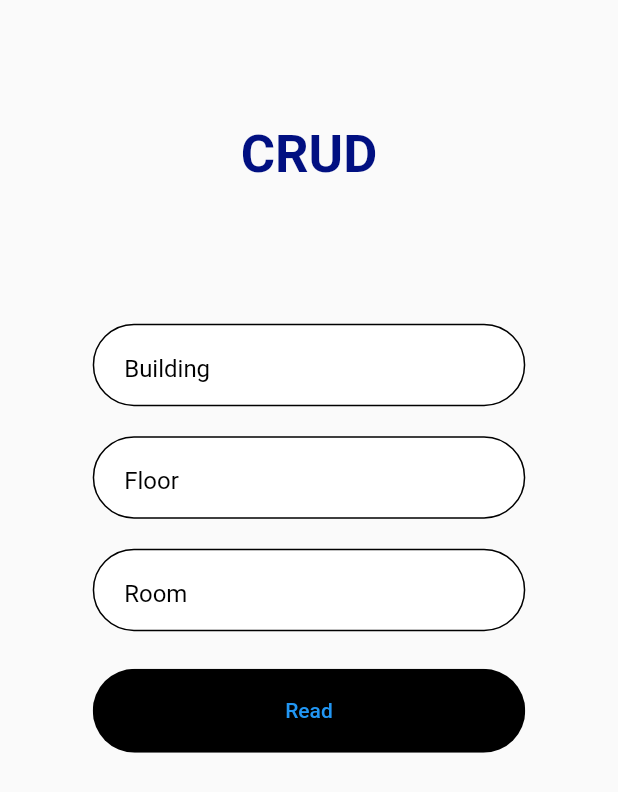
After one commit to esundbla/UniTrail, a Flutter app: the screen it shows after launch, after a tap on "CRUD", on a phone screen of 412 x 824 dp. The commit adds this screen. Shown: the top 792 px of the screen. Run offline on Flutter 3.47's test engine with Material 2 defaults, Android fonts, the phone set to English and light mode, and no system bars; our stand-ins replace cloud_firestore, firebase_core; accounts and stored records are empty.

Commit message:
Implemented read method to return building and room name based on search

```diff
--- a/unitrail/lib/BackEndTesting/Testing.dart
+++ b/unitrail/lib/BackEndTesting/Testing.dart
@@ -1,5 +1,8 @@
 import 'package:flutter/material.dart';
+import 'package:unitrail/BackEndTesting/crud.dart';
+import 'package:unitrail/BackEndTesting/read%20data/get_room_number.dart';
 import 'components/rounded_button.dart';
+import 'package:cloud_firestore/cloud_firestore.dart';
 
 class BackendTesting extends StatefulWidget {
   const BackendTesting({super.key});
@@ -9,14 +12,32 @@ class BackendTesting extends StatefulWidget {
 }
 
 class _BackendTestingState extends State<BackendTesting> {
+  List<String> docIDs = [];
+
+  Future getDocID() async {
+    await FirebaseFirestore.instance
+        .collection('Buildings')
+        .doc("AES")
+        .collection("Floors")
+        .get()
+        .then(
+          (value) => value.docs.forEach((element) {
+            print(element.reference);
+            docIDs.add(element.reference.id);
+          }),
+        );
+  }
+
   @override
   Widget build(BuildContext context) {
-    Size size = MediaQuery.of(context).size; // This provides the total width and height of our screen
+    Size size = MediaQuery.of(context)
+        .size; // This provides the total width and height of our screen
     return Scaffold(
       body: Center(
         child: Column(
           mainAxisSize: MainAxisSize.min,
           children: <Widget>[
+            SizedBox(height: size.height * 0.1),
             const Text(
               "Testing",
               style: TextStyle(
@@ -25,11 +46,45 @@ class _BackendTestingState extends State<BackendTesting> {
                 fontWeight: FontWeight.bold,
               ),
             ),
-            SizedBox(height: size.height * 0.5),
+            SizedBox(height: size.height * 0.1),
             RoundedButton(
-              text: "Test",
-              press: () {},
+              text: "CRUD",
+              press: () {
+                // DocumentReference buildings = FirebaseFirestore.instance
+                //     .collection("Buildings")
+                //     .doc("AES")
+                //     .collection("Floors")
+                //     .doc("2nd");
+                // buildings.get().then((snapshot) {
+                //   Map<String, dynamic> data =
+                //       snapshot.data() as Map<String, dynamic>;
+                //   print(data);
+                // });
+                Navigator.push(
+                    context,
+                    MaterialPageRoute(
+                      builder: (context) {
+                        return const Crud();
+                      },
+                    ),
+                  );
+              },
             ),
+            // Expanded(
+            //   child: FutureBuilder(
+            //     future: getDocID(),
+            //     builder: (context, snapshot) {
+            //       return ListView.builder(
+            //         itemCount: docIDs.length,
+            //         itemBuilder: (context, index) {
+            //           return ListTile(
+            //             title: GetRoomNumber(documentId: docIDs[index]),
+            //           );
+            //         },
+            //       );
+            //     },
+            //   ),
+            // ),
           ],
         ),
       ),
--- /dev/null
+++ b/unitrail/lib/BackEndTesting/components/rounded_input_field.dart
@@ -0,0 +1,29 @@
+import 'package:flutter/material.dart';
+import 'text_field_container.dart';
+
+class RoundedInputField extends StatelessWidget {
+  final String hintText;
+  final IconData icon;
+  final ValueChanged<String> onChanged;
+  const RoundedInputField({
+    Key? key,
+    required this.hintText,
+    this.icon = Icons.person,
+    required this.onChanged,
+
+  }) : super(key: key);
+
+  @override
+  Widget build(BuildContext context) {
+    return TextFieldContainer(
+      child: TextField(
+        onChanged: onChanged,
+        decoration: InputDecoration(
+          hintText: hintText,
+          hintStyle: const TextStyle(color: Color.fromARGB(255, 0, 0, 0)),
+          border: InputBorder.none,
+        ),
+      ),
+    );
+  }
+}
--- /dev/null
+++ b/unitrail/lib/BackEndTesting/components/text_field_container.dart
@@ -0,0 +1,29 @@
+import 'package:flutter/material.dart';
+
+
+class TextFieldContainer extends StatelessWidget {
+  final Widget child;
+  const TextFieldContainer({
+    Key? key,
+    required this.child,
+  }) : super(key: key);
+
+  @override
+  Widget build(BuildContext context) {
+    Size size = MediaQuery.of(context).size;
+    return Container(
+      margin: const EdgeInsets.symmetric(vertical: 10),
+      padding: const EdgeInsets.symmetric(horizontal: 20, vertical: 5),
+      height: 55,
+      width: size.width * 0.7,
+      decoration: BoxDecoration(
+        color: Color.fromARGB(255, 255, 255, 255),
+        borderRadius: BorderRadius.circular(29),
+        border: Border.all(
+          color: Colors.black,
+        )
+      ),
+      child: child,
+    );
+  }
+}
--- /dev/null
+++ b/unitrail/lib/BackEndTesting/crud.dart
@@ -0,0 +1,92 @@
+import 'package:flutter/material.dart';
+import 'package:unitrail/BackEndTesting/read%20data/get_room_number.dart';
+import 'components/rounded_button.dart';
+import 'package:cloud_firestore/cloud_firestore.dart';
+
+import 'components/rounded_input_field.dart';
+
+class Crud extends StatefulWidget {
+  const Crud({super.key});
+
+  @override
+  _Crud createState() => _Crud();
+}
+
+class _Crud extends State<Crud> {
+  late String buildingName, floorNumber, roomNumber;
+
+  getBuildingName(name) {
+    buildingName = name;
+  }
+
+  getFloor(floor) {
+    floorNumber = floor;
+  }
+
+  getRoom(room) {
+    roomNumber = room;
+  }
+
+  readData() {
+    DocumentReference buildings = FirebaseFirestore.instance
+        .collection("Buildings")
+        .doc(buildingName)
+        .collection("Floors")
+        .doc(floorNumber);
+
+    buildings.get().then((snapshot) {
+      print(buildingName + snapshot.get(roomNumber));
+    });
+  }
+
+  @override
+  Widget build(BuildContext context) {
+    Size size = MediaQuery.of(context).size;
+    return Scaffold(
+      resizeToAvoidBottomInset: false,
+      body: Center(
+        child: Column(
+          // mainAxisAlignment: MainAxisAlignment.center,
+          children: <Widget>[
+            SizedBox(height: size.height * 0.1),
+            const Text(
+              "CRUD",
+              style: TextStyle(
+                  color: Color.fromARGB(255, 1, 16, 129),
+                  fontSize: 35,
+                  fontWeight: FontWeight.bold),
+            ),
+            // Empty box to create white space
+            SizedBox(height: size.height * 0.1),
+            // Building text field
+            RoundedInputField(
+              hintText: "Building",
+              onChanged: (String building) {
+                getBuildingName(building.toUpperCase());
+              },
+            ),
+            RoundedInputField(
+              hintText: "Floor",
+              onChanged: (String floor) {
+                getFloor(floor.toLowerCase());
+              },
+            ),
+            RoundedInputField(
+              hintText: "Room",
+              onChanged: (String room) {
+                getRoom(room.toUpperCase());
+              },
+            ),
+            RoundedButton(
+              text: "Read",
+              press: () {
+                readData();
+              }),
+            // Empty box to create white space
+            SizedBox(height: size.height * 0.03),
+          ],
+        ),
+      ),
+    );
+  }
+}
--- a/unitrail/pubspec.yaml
+++ b/unitrail/pubspec.yaml
@@ -37,6 +37,7 @@ dependencies:
   # Use with the CupertinoIcons class for iOS style icons.
   cupertino_icons: ^1.0.2
   firebase_core: ^2.4.1
+  cloud_firestore: ^4.4.2
 
 dev_dependencies:
   flutter_test:
```
Also changed, not shown: unitrail/lib/BackEndTesting/read data/get_room_number.dart (added, +30 -0 lines), unitrail/pubspec.lock, 3 other files.
